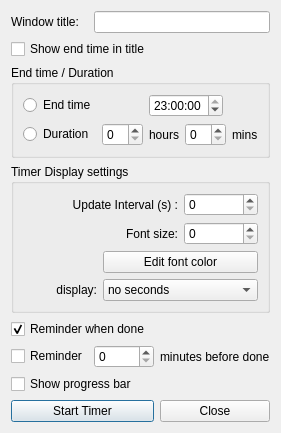
Before: the Qt Designer form edittimerwindow.ui in skronstein/MultiTimer, drawn with Qt 5.
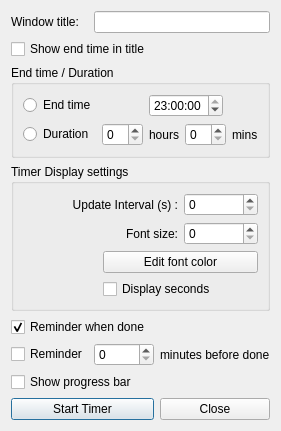
After: the same form once the commit is applied.

Commit message: changed seconds display comboBox to checkBox

The edit to the form file:
```diff
--- a/edittimerwindow.ui
+++ b/edittimerwindow.ui
@@ -193,33 +193,11 @@
         </property>
        </widget>
       </item>
-      <item row="3" column="0">
-       <widget class="QLabel" name="label_7">
-        <property name="text">
-         <string>display:</string>
-        </property>
-        <property name="alignment">
-         <set>Qt::AlignRight|Qt::AlignTrailing|Qt::AlignVCenter</set>
-        </property>
-       </widget>
-      </item>
       <item row="3" column="1" colspan="2">
-       <widget class="QComboBox" name="secondsComboBox">
-        <item>
-         <property name="text">
-          <string>no seconds</string>
-         </property>
-        </item>
-        <item>
-         <property name="text">
-          <string>:s</string>
-         </property>
-        </item>
-        <item>
-         <property name="text">
-          <string>:ss</string>
-         </property>
-        </item>
+       <widget class="QCheckBox" name="displaySecondsCheckbox">
+        <property name="text">
+         <string>Display seconds</string>
+        </property>
        </widget>
       </item>
      </layout>
```
Left out of the diff: 1 changed line with no effect on the pictures. The commit also changes 3 other files.
